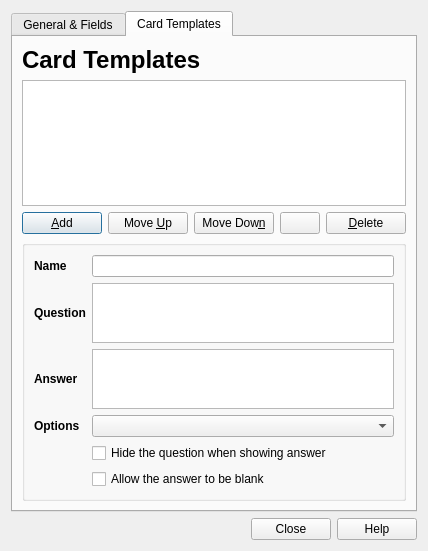
Before: the Qt Designer form designer/modelproperties.ui in ankitects/anki, drawn with Qt 5.
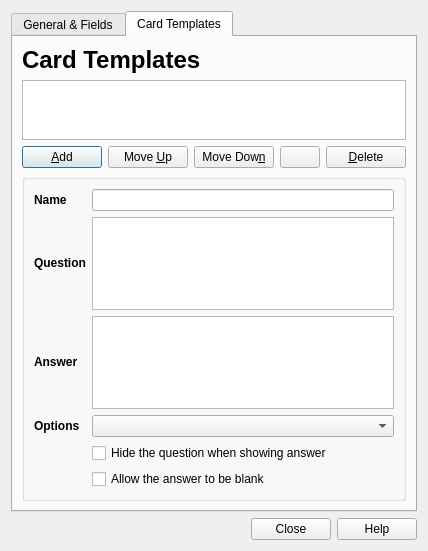
After: the same form once the commit is applied. The open tabs and pages were chosen to show the change.

Commit message:
allow question/answer format to expand, pending a refactor of that dialog
in the longer term we need to make the dialog smaller or move those settings
to somewhere else

The edit to the form file:
```diff
--- a/designer/modelproperties.ui
+++ b/designer/modelproperties.ui
@@ -367,6 +367,12 @@
        </item>
        <item row="3" column="0">
         <widget class="QGroupBox" name="cardEditBox">
+         <property name="sizePolicy">
+          <sizepolicy hsizetype="Preferred" vsizetype="Expanding">
+           <horstretch>0</horstretch>
+           <verstretch>0</verstretch>
+          </sizepolicy>
+         </property>
          <property name="title">
           <string/>
          </property>
@@ -389,17 +395,11 @@
             <item row="2" column="1">
              <widget class="QTextEdit" name="cardAnswer">
               <property name="sizePolicy">
-               <sizepolicy hsizetype="Expanding" vsizetype="Fixed">
+               <sizepolicy hsizetype="Expanding" vsizetype="Expanding">
                 <horstretch>0</horstretch>
                 <verstretch>0</verstretch>
                </sizepolicy>
               </property>
-              <property name="maximumSize">
-               <size>
-                <width>16777215</width>
-                <height>60</height>
-               </size>
-              </property>
               <property name="horizontalScrollBarPolicy">
                <enum>Qt::ScrollBarAlwaysOff</enum>
               </property>
@@ -430,17 +430,11 @@
             <item row="1" column="1">
              <widget class="QTextEdit" name="cardQuestion">
               <property name="sizePolicy">
-               <sizepolicy hsizetype="Expanding" vsizetype="Fixed">
+               <sizepolicy hsizetype="Expanding" vsizetype="Expanding">
                 <horstretch>0</horstretch>
                 <verstretch>0</verstretch>
                </sizepolicy>
               </property>
-              <property name="maximumSize">
-               <size>
-                <width>16777215</width>
-                <height>60</height>
-               </size>
-              </property>
               <property name="horizontalScrollBarPolicy">
                <enum>Qt::ScrollBarAlwaysOff</enum>
               </property>
```
